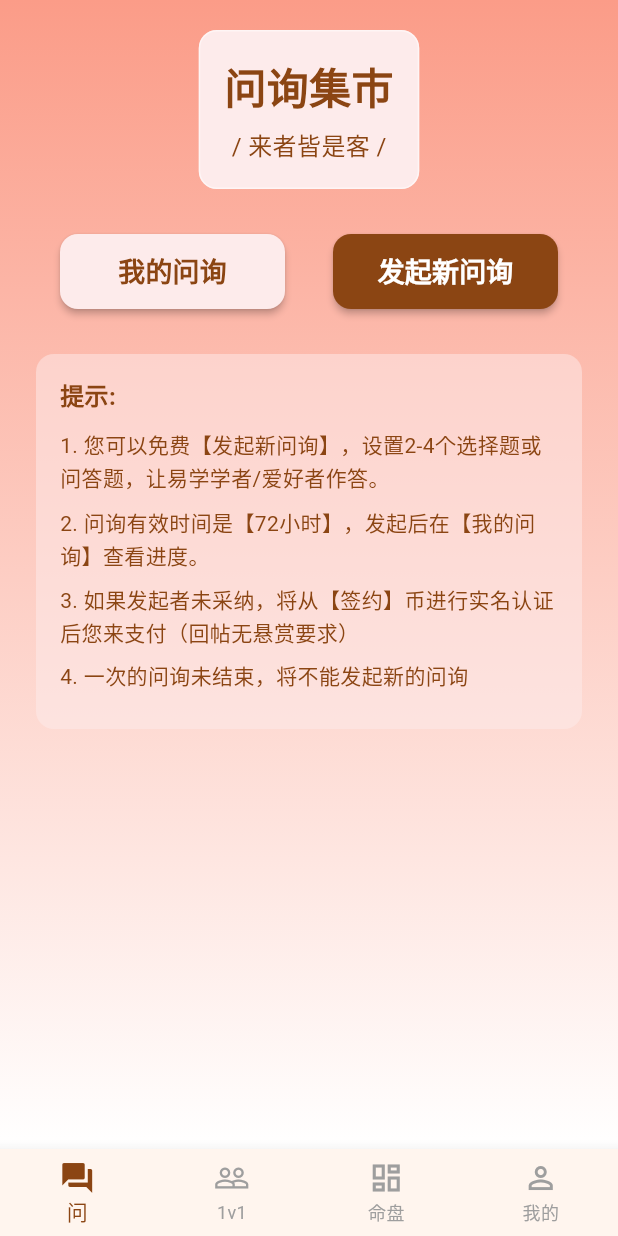
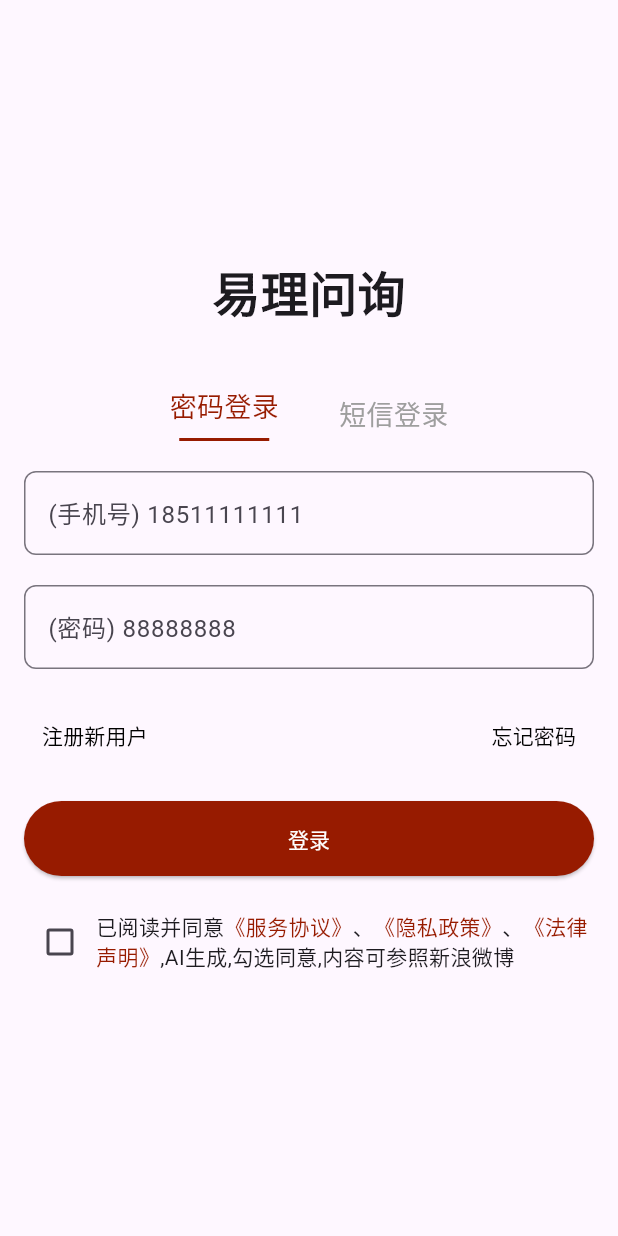
Before and after one commit to wstszx/zhouyi_flutter, a Flutter app: the screen it shows after launch, on a phone screen of 412 x 824 dp. Run offline on Flutter 3.47's test engine with Material 3 defaults, Android fonts, the phone set to English and light mode, and no system bars; our stand-ins replace flutter_svg; Roboto replaces fonts that are missing (PingFang SC).

Commit message:
feat: 添加登录、注册和忘记密码页面

```diff
--- a/lib/main.dart
+++ b/lib/main.dart
@@ -1,9 +1,10 @@
 import 'package:flutter/material.dart';
 import 'package:flutter_svg/flutter_svg.dart';
-import 'package:zhouyi/screens/qa_marketplace_screen.dart';
-import 'package:zhouyi/screens/one_on_one_screen.dart';
-import 'package:zhouyi/screens/astrolabe_screen.dart';
-import 'package:zhouyi/screens/profile_screen.dart';
+import 'screens/login_screen.dart';
+import 'screens/qa_marketplace_screen.dart';
+import 'screens/one_on_one_screen.dart';
+import 'screens/astrolabe_screen.dart';
+import 'screens/profile_screen.dart';
 
 void main() {
   runApp(const MyApp());
@@ -20,7 +21,7 @@ class MyApp extends StatelessWidget {
         primarySwatch: Colors.blue,
         fontFamily: 'PingFang SC',
       ),
-      home: const MainScreen(),
+      home: const LoginScreen(),
     );
   }
 }
--- /dev/null
+++ b/lib/screens/login_screen.dart
@@ -0,0 +1,192 @@
+import 'package:flutter/material.dart';
+import '../main.dart';
+import 'register_screen.dart';
+import 'forgot_password_screen.dart';
+
+class LoginScreen extends StatefulWidget {
+  const LoginScreen({super.key});
+
+  @override
+  State<LoginScreen> createState() => _LoginScreenState();
+}
+
+class _LoginScreenState extends State<LoginScreen> {
+  bool isPasswordLogin = true;
+  bool agree = false;
+
+  @override
+  Widget build(BuildContext context) {
+    return Scaffold(
+      body: Padding(
+        padding: const EdgeInsets.all(16.0),
+        child: Column(
+          mainAxisAlignment: MainAxisAlignment.center,
+          children: [
+            const Text(
+              '易理问询',
+              style: TextStyle(fontSize: 32, fontWeight: FontWeight.bold),
+            ),
+            const SizedBox(height: 40),
+            Row(
+              mainAxisAlignment: MainAxisAlignment.center,
+              children: [
+                GestureDetector(
+                  onTap: () {
+                    setState(() {
+                      isPasswordLogin = true;
+                    });
+                  },
+                  child: Column(
+                    children: [
+                      Text(
+                        '密码登录',
+                        style: TextStyle(
+                          fontSize: 18,
+                          color: isPasswordLogin ? const Color(0xFF971B00) : Colors.grey,
+                        ),
+                      ),
+                      if (isPasswordLogin)
+                        Container(
+                          margin: const EdgeInsets.only(top: 8),
+                          height: 2,
+                          width: 60,
+                          color: const Color(0xFF971B00),
+                        ),
+                    ],
+                  ),
+                ),
+                const SizedBox(width: 40),
+                GestureDetector(
+                  onTap: () {
+                    setState(() {
+                      isPasswordLogin = false;
+                    });
+                  },
+                  child: Column(
+                    children: [
+                      Text(
+                        '短信登录',
+                        style: TextStyle(
+                          fontSize: 18,
+                          color: !isPasswordLogin ? const Color(0xFF971B00) : Colors.grey,
+                        ),
+                      ),
+                      if (!isPasswordLogin)
+                        Container(
+                          margin: const EdgeInsets.only(top: 8),
+                          height: 2,
+                          width: 60,
+                          color: const Color(0xFF971B00),
+                        ),
+                    ],
+                  ),
+                ),
+              ],
+            ),
+            const SizedBox(height: 20),
+            TextField(
+              decoration: InputDecoration(
+                labelText: '(手机号) 18511111111',
+                border: OutlineInputBorder(
+                  borderRadius: BorderRadius.circular(8.0),
+                ),
+              ),
+            ),
+            const SizedBox(height: 20),
+            if (isPasswordLogin)
+              TextField(
+                obscureText: true,
+                decoration: InputDecoration(
+                  labelText: '(密码) 88888888',
+                  border: OutlineInputBorder(
+                    borderRadius: BorderRadius.circular(8.0),
+                  ),
+                ),
+              )
+            else
+              TextField(
+                decoration: InputDecoration(
+                  labelText: '(验证码) XXXXXXX',
+                  border: OutlineInputBorder(
+                    borderRadius: BorderRadius.circular(8.0),
+                  ),
+                ),
+              ),
+            const SizedBox(height: 20),
+            Row(
+              mainAxisAlignment: MainAxisAlignment.spaceBetween,
+              children: [
+                TextButton(
+                  onPressed: () {
+                    Navigator.push(
+                      context,
+                      MaterialPageRoute(builder: (context) => const RegisterScreen()),
+                    );
+                  },
+                  child: const Text(
+                    '注册新用户',
+                    style: TextStyle(color: Colors.black),
+                  ),
+                ),
+                TextButton(
+                  onPressed: () {
+                     Navigator.push(
+                      context,
+                      MaterialPageRoute(builder: (context) => const ForgotPasswordScreen()),
+                    );
+                  },
+                  child: const Text(
+                    '忘记密码',
+                    style: TextStyle(color: Colors.black),
+                  ),
+                ),
+              ],
+            ),
+            const SizedBox(height: 20),
+            ElevatedButton(
+              onPressed: () {
+                Navigator.pushReplacement(
+                  context,
+                  MaterialPageRoute(builder: (context) => const MainScreen()),
+                );
+              },
+              style: ElevatedButton.styleFrom(
+                backgroundColor: const Color(0xFF971B00),
+                minimumSize: const Size(double.infinity, 50),
+              ),
+              child: const Text('登录', style: TextStyle(color: Colors.white)),
+            ),
+            const SizedBox(height: 20),
+            Row(
+              children: [
+                Checkbox(
+                  value: agree,
+                  onChanged: (value) {
+                    setState(() {
+                      agree = value!;
+                    });
+                  },
+                ),
+                const Expanded(
+                  child: Text.rich(
+                    TextSpan(
+                      text: '已阅读并同意',
+                      children: <TextSpan>[
+                        TextSpan(text: '《服务协议》', style: TextStyle(color: Color(0xFF971B00))),
+                        TextSpan(text: '、'),
+                        TextSpan(text: '《隐私政策》', style: TextStyle(color: Color(0xFF971B00))),
+                        TextSpan(text: '、'),
+                        TextSpan(text: '《法律声明》', style: TextStyle(color: Color(0xFF971B00))),
+                        TextSpan(text: ',AI生成,勾选同意,内容可参照新浪微博'),
+                      ],
+                    ),
+                  ),
+                ),
+              ],
+            ),
+          ],
+        ),
+      ),
+    );
+  }
+}
```
Also changed, not shown: lib/screens/forgot_password_screen.dart (added, +87 -0 lines), lib/screens/register_screen.dart (added, +93 -0 lines).
